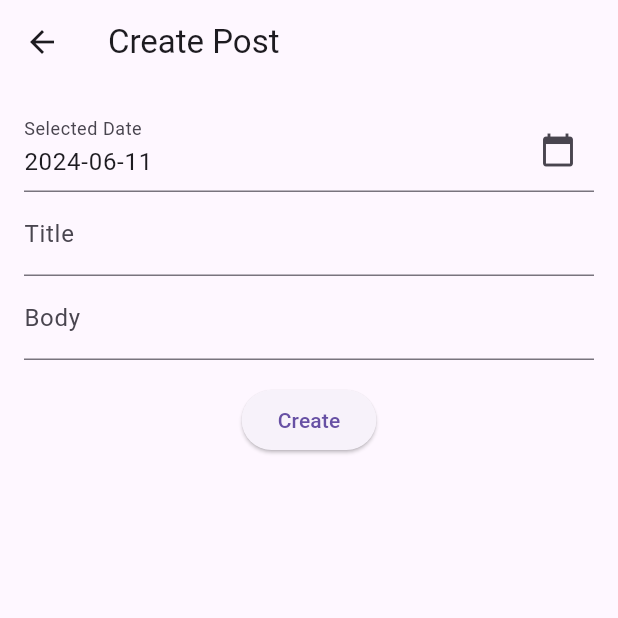
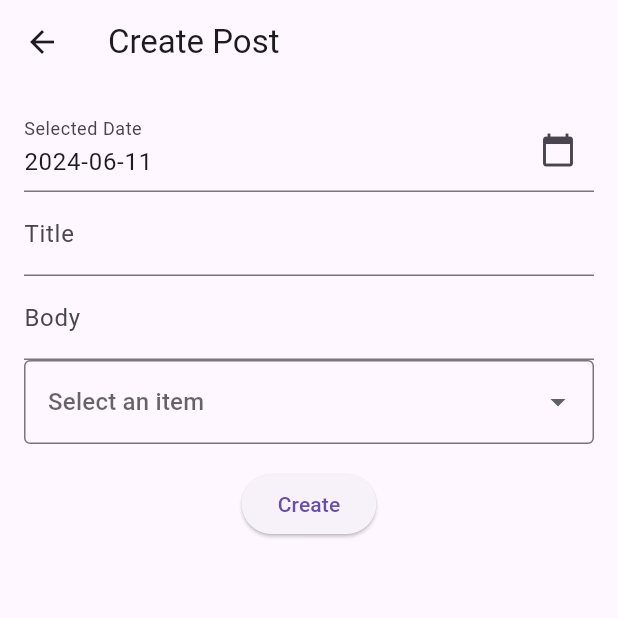
Before and after one commit to bastomiadi/belajar_flutter_bloc, a Flutter app: the screen it shows after launch, after a tap on the "add" icon, on a phone screen of 412 x 824 dp, the top half of it. Run offline on Flutter 3.47's test engine with Material 3 defaults, Android fonts, the phone set to English and light mode, and no system bars; our stand-ins replace equatable, flutter_bloc, shimmer; network calls fail.

Commit message:
add dropdown static ui state management with bloc in post form screen

```diff
--- a/lib/bloc/status_bloc.dart
+++ b/lib/bloc/status_bloc.dart
@@ -13,16 +13,16 @@
 // }
 
 import 'package:flutter_bloc/flutter_bloc.dart';
-
 import 'status_event.dart';
 import 'status_state.dart';
 
-class StatusBloc extends Bloc<StatusEvent, StatusState> {
-  StatusBloc() : super(const StatusState()) {
-    on<StatusSelected>(_onStatusSelected);
+class DropdownBloc extends Bloc<DropdownEvent, DropdownState> {
+  DropdownBloc() : super(DropdownInitial()) {
+    // Register the event handler
+    on<DropdownItemSelected>(_onDropdownItemSelected);
   }
 
-  void _onStatusSelected(StatusSelected event, Emitter<StatusState> emit) {
-    emit(StatusState(selectedStatus: event.selectedStatus));
+  void _onDropdownItemSelected(DropdownItemSelected event, Emitter<DropdownState> emit) {
+    emit(DropdownItemSelectedState(event.selectedItem));
   }
 }
--- a/lib/bloc/status_event.dart
+++ b/lib/bloc/status_event.dart
@@ -5,16 +5,15 @@
 
 import 'package:equatable/equatable.dart';
 
-abstract class StatusEvent extends Equatable {
-  @override
-  List<Object?> get props => [];
+abstract class DropdownEvent extends Equatable {
+  const DropdownEvent();
 }
 
-class StatusSelected extends StatusEvent {
-  final String selectedStatus;
+class DropdownItemSelected extends DropdownEvent {
+  final String selectedItem;
 
-  StatusSelected(this.selectedStatus);
+  const DropdownItemSelected(this.selectedItem);
 
   @override
-  List<Object?> get props => [selectedStatus];
+  List<Object> get props => [selectedItem];
 }
--- a/lib/bloc/status_state.dart
+++ b/lib/bloc/status_state.dart
@@ -7,11 +7,20 @@
 
 import 'package:equatable/equatable.dart';
 
-class StatusState extends Equatable {
-  final String? selectedStatus;
+abstract class DropdownState extends Equatable {
+  const DropdownState();
+}
 
-  const StatusState({this.selectedStatus});
+class DropdownInitial extends DropdownState {
+  @override
+  List<Object> get props => [];
+}
+
+class DropdownItemSelectedState extends DropdownState {
+  final String selectedItem;
+
+  const DropdownItemSelectedState(this.selectedItem);
 
   @override
-  List<Object?> get props => [selectedStatus ?? ''];
+  List<Object> get props => [selectedItem];
 }
--- a/lib/main.dart
+++ b/lib/main.dart
@@ -40,9 +40,9 @@ class MyApp extends StatelessWidget {
         BlocProvider<DatePickerBloc>(
           create: (context) => DatePickerBloc(),
         ),
-        // BlocProvider<StatusBloc>(
-        //   create: (context) => StatusBloc(),
-        // ),
+        BlocProvider<DropdownBloc>(
+          create: (context) => DropdownBloc(),
+        ),
       ],
       child: MaterialApp(
         title: 'Flutter Demo',
--- a/lib/screens/post_form_screen.dart
+++ b/lib/screens/post_form_screen.dart
@@ -9,6 +9,9 @@ import '../bloc/datepicker_state.dart';
 import '../bloc/post_bloc.dart';
 import '../bloc/post_event.dart';
 import '../bloc/post_state.dart';
+import '../bloc/status_bloc.dart';
+import '../bloc/status_event.dart';
+import '../bloc/status_state.dart';
 import '../models/post.dart';
 import '../utils/dialog.dart';
 
@@ -28,6 +31,7 @@ class _PostFormScreenState extends State<PostFormScreen> {
   late DateTime _date;
   late String _status;
   bool _isSubmitting = false;
+
   // final TextEditingController _dateController = TextEditingController();
 
   @override
@@ -82,19 +86,19 @@ class _PostFormScreenState extends State<PostFormScreen> {
     }
   }
 
-  Future<void> _selectDate(BuildContext context) async {
-    final DateTime? picked = await showDatePicker(
-      context: context,
-      initialDate: _date,
-      firstDate: DateTime(2000),
-      lastDate: DateTime(2101),
-    );
-    if (picked != null && picked != _date) {
-      setState(() {
-        _date = picked;
-      });
-    }
-  }
+  // Future<void> _selectDate(BuildContext context) async {
+  //   final DateTime? picked = await showDatePicker(
+  //     context: context,
+  //     initialDate: _date,
+  //     firstDate: DateTime(2000),
+  //     lastDate: DateTime(2101),
+  //   );
+  //   if (picked != null && picked != _date) {
+  //     setState(() {
+  //       _date = picked;
+  //     });
+  //   }
+  // }
 
   @override
   Widget build(BuildContext context) {
@@ -131,9 +135,10 @@ class _PostFormScreenState extends State<PostFormScreen> {
                   builder: (context, state) {
                     return TextFormField(
                       controller: TextEditingController(
-                        text: DateFormat('yyyy-MM-dd').format(state.selectedDate),
+                        text:
+                            DateFormat('yyyy-MM-dd').format(state.selectedDate),
                       ),
-                      decoration: InputDecoration(
+                      decoration: const InputDecoration(
                         labelText: 'Selected Date',
                         suffixIcon: Icon(Icons.calendar_today),
                       ),
@@ -179,35 +184,34 @@ class _PostFormScreenState extends State<PostFormScreen> {
                   },
                 ),
                 // SizedBox(height: 16.0),
-                // Row(
-                //   children: [
-                //     Expanded(
-                //       child: Text(
-                //         'Date: ${DateFormat.yMd().format(_date)}',
-                //       ),
-                //     ),
-                //     ElevatedButton(
-                //       onPressed: () => _selectDate(context),
-                //       child: Text('Select date'),
-                //     ),
-                //   ],
-                // ),
-                // SizedBox(height: 16.0),
-                // DropdownButtonFormField<String>(
-                //   value: _status,
-                //   items: ['Pending', 'Completed']
-                //       .map((status) => DropdownMenuItem(
-                //     value: status,
-                //     child: Text(status),
-                //   ))
-                //       .toList(),
-                //   onChanged: (value) {
-                //     setState(() {
-                //       _status = value!;
-                //     });
-                //   },
-                //   decoration: InputDecoration(labelText: 'Status'),
-                // ),
+                BlocBuilder<DropdownBloc, DropdownState>(
+                  builder: (context, state) {
+                    String? selectedValue;
+                    if (state is DropdownItemSelectedState) {
+                      selectedValue = state.selectedItem;
+                    }
+                    return DropdownButtonFormField<String>(
+                      value: selectedValue,
+                      hint: const Text('Select an item'),
+                      items: ['Item 1', 'Item 2', 'Item 3']
+                          .map((item) => DropdownMenuItem(
+                                value: item,
+                                child: Text(item),
+                              ))
+                          .toList(),
+                      onChanged: (value) {
+                        if (value != null) {
+                          context
+                              .read<DropdownBloc>()
+                              .add(DropdownItemSelected(value));
+                        }
+                      },
+                      decoration: const InputDecoration(
+                        border: OutlineInputBorder(),
+                      ),
+                    );
+                  },
+                ),
                 const SizedBox(height: 16.0),
                 ElevatedButton(
                   onPressed: _isSubmitting ? null : _submitForm,
```
